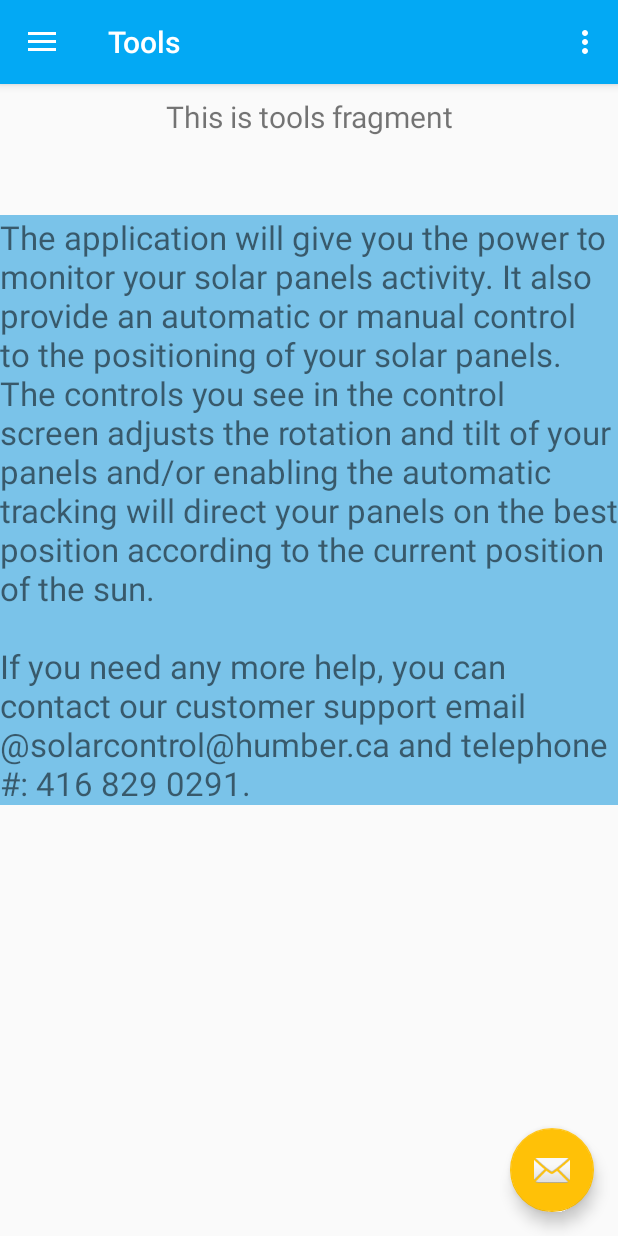
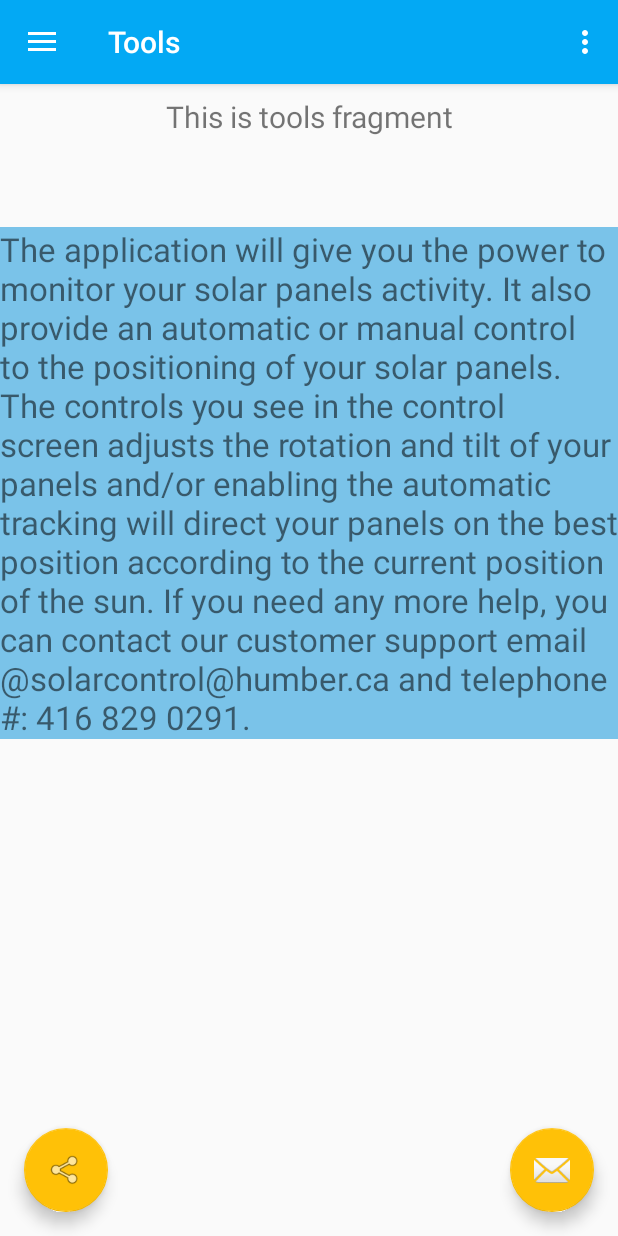
Before and after one commit to junedacaya/SolarControllerProject, an Android app: the screen it shows after launch (MainActivity), in the side drawer, after a tap on "Tools", on a phone screen of 412 x 824 dp. Run offline under Robolectric (Android 15) with nearby library versions, the phone set to English and light mode, and no system bars; our stand-ins replace navigation-ui.

Commit message:
Added French translation. Fab share

```diff
--- a/app/src/main/java/com/example/solarcontrollerproject/MainActivity.java
+++ b/app/src/main/java/com/example/solarcontrollerproject/MainActivity.java
@@ -26,6 +26,7 @@ import android.view.Menu;
 public class MainActivity extends AppCompatActivity {
 
     private AppBarConfiguration mAppBarConfiguration;
+    FloatingActionButton fabshare;
 
     @Override
     protected void onCreate(Bundle savedInstanceState) {
@@ -36,6 +37,8 @@ public class MainActivity extends AppCompatActivity {
         Toolbar toolbar = findViewById(R.id.toolbar);
         setSupportActionBar(toolbar);
         FloatingActionButton fab = findViewById(R.id.fab);
+        FloatingActionButton fab2 = findViewById(R.id.fab2);
+
         fab.setOnClickListener(new View.OnClickListener() {
             @Override
             public void onClick(View view) {
@@ -43,6 +46,20 @@ public class MainActivity extends AppCompatActivity {
                         .setAction("Action", null).show();
             }
         });
+        /* work on implicts Entent
+        fab2.setOnClickListener(new View.OnClickListener() {
+            @Override
+            public void onClick(View view) {
+                Snackbar.make(view, "share this with people", Snackbar.LENGTH_LONG)
+                        .setAction("TEXT", new View.OnClickListener() {
+                            @Override
+                            public void onClick(View v) {
+                                email();
+                            }
+                        }).show();
+            }
+        });*/
+
         DrawerLayout drawer = findViewById(R.id.drawer_layout);
         NavigationView navigationView = findViewById(R.id.nav_view);
         // Passing each menu ID as a set of Ids because each
@@ -84,4 +101,5 @@ public class MainActivity extends AppCompatActivity {
         return NavigationUI.navigateUp(navController, mAppBarConfiguration)
                 || super.onSupportNavigateUp();
     }
-}
+
+    }
--- a/app/src/main/res/layout/app_bar_main.xml
+++ b/app/src/main/res/layout/app_bar_main.xml
@@ -23,6 +23,14 @@
     <include layout="@layout/content_main" />
 
     <com.google.android.material.floatingactionbutton.FloatingActionButton
+        android:id="@+id/fab2"
+        android:layout_width="101dp"
+        android:layout_height="wrap_content"
+        android:layout_gravity="bottom|start"
+        android:layout_margin="@dimen/fab_margin"
+        app:srcCompat="@android:drawable/ic_menu_share" />
+
+    <com.google.android.material.floatingactionbutton.FloatingActionButton
         android:id="@+id/fab"
         android:layout_width="wrap_content"
         android:layout_height="wrap_content"
--- a/app/src/main/res/layout/fragment_home.xml
+++ b/app/src/main/res/layout/fragment_home.xml
@@ -29,4 +29,5 @@
         app:layout_constraintTop_toTopOf="@+id/tv_welcome"
         app:layout_constraintVertical_bias="0.153"
         app:srcCompat="@drawable/solarpanel2" />
+
 </androidx.constraintlayout.widget.ConstraintLayout>
--- a/app/src/main/res/values/strings.xml
+++ b/app/src/main/res/values/strings.xml
@@ -2,8 +2,8 @@
     <string name="app_name">SolarControllerProject</string>
     <string name="navigation_drawer_open">Open navigation drawer</string>
     <string name="navigation_drawer_close">Close navigation drawer</string>
-    <string name="nav_header_title">Android Studio</string>
-    <string name="nav_header_subtitle">android.studio@android.com</string>
+    <string name="nav_header_title" translatable="false">Android Studio</string>
+    <string name="nav_header_subtitle" translatable="false">android.studio@android.com</string>
     <string name="nav_header_desc">Navigation header</string>
     <string name="action_settings">Settings</string>
 
@@ -34,14 +34,7 @@
     <string name="welcome_text">Welcome to Solar Controller</string>
     <string name="automatic_tracking">Automatic Tracking</string>
 
-    <string name="help_message">The application will give you the power to monitor your solar panels activity.
-        It also provide an automatic or manual control to the positioning of your solar panels.
-        The controls you see in the control screen adjusts the rotation and tilt of your panels and/or
-        enabling the automatic tracking will direct your panels on the best position according to the current position
-        of the sun.
-
-        \n\nIf you need any more help, you can contact our customer support email @solarcontrol@humber.ca and telephone #: 416 829 0291.
-    </string>
+    <string name="help_message">The application will give you the power to monitor your solar panels activity. It also provide an automatic or manual control to the positioning of your solar panels. The controls you see in the control screen adjusts the rotation and tilt of your panels and/or enabling the automatic tracking will direct your panels on the best position according to the current position of the sun.   If you need any more help, you can contact our customer support email @solarcontrol@humber.ca and telephone #: 416 829 0291.</string>
 
     <string-array name="language_entries">
         <item>English</item>
```
Also changed, not shown: 1 other file.
